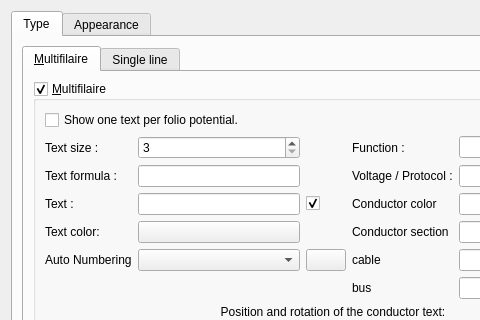
The window that sources/ui/conductorpropertieswidget.ui (EmilOsvoll/qelectrotech-source-mirror) describes before a commit, drawn with Qt 5; both pictures show x 0 to 480 and y 0 to 320 of the 666 by 418 pixel window.
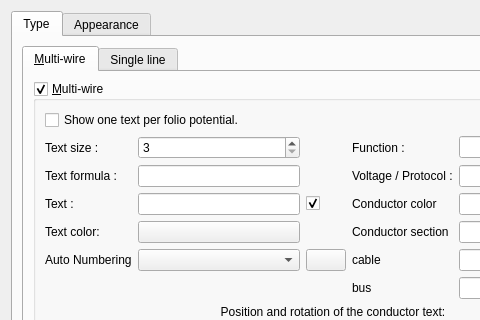
The same window after the commit. Icons and pictures are not drawn. Custom widgets are drawn as their Qt base class.

Diff of the .ui file:
```diff
--- a/sources/ui/conductorpropertieswidget.ui
+++ b/sources/ui/conductorpropertieswidget.ui
@@ -29,9 +29,9 @@
          <property name="currentIndex">
           <number>0</number>
          </property>
-         <widget class="QWidget" name="Multifilaire">
+         <widget class="QWidget" name="Multi-wire">
           <attribute name="title">
-           <string>&amp;Multifilaire</string>
+           <string>&amp;Multi-wire</string>
           </attribute>
           <layout class="QGridLayout" name="gridLayout_7">
            <item row="0" column="0">
@@ -43,7 +43,7 @@
               </size>
              </property>
              <property name="title">
-              <string>&amp;Multifilaire</string>
+              <string>&amp;Multi-wire</string>
              </property>
              <property name="checkable">
               <bool>true</bool>
```
